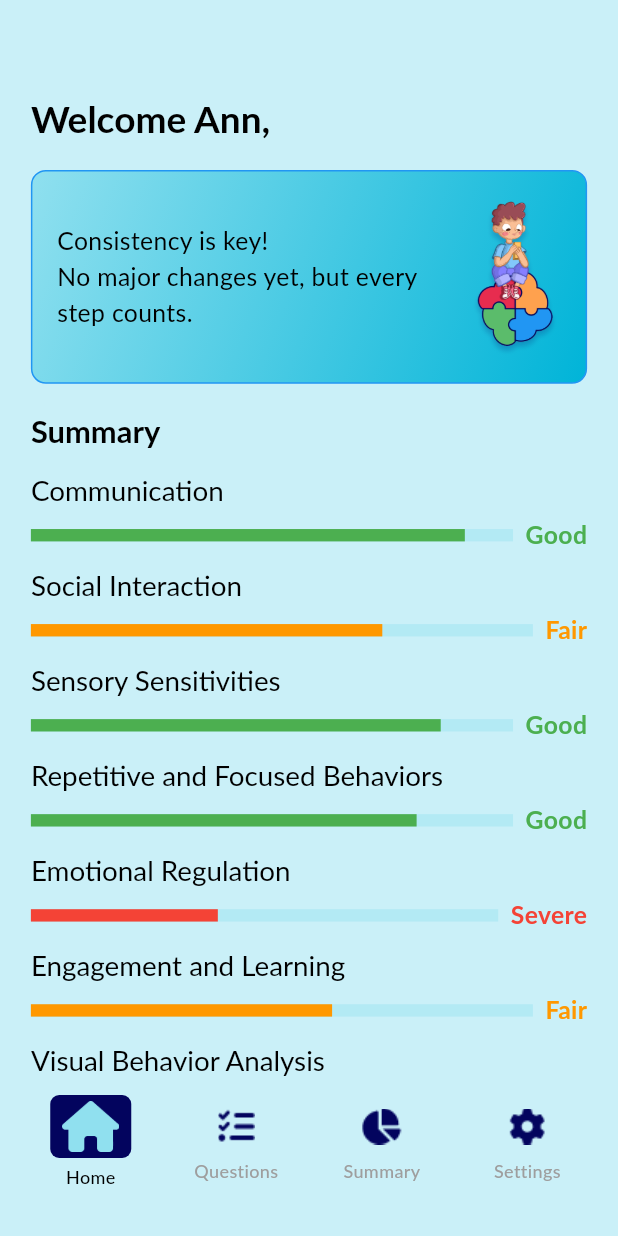
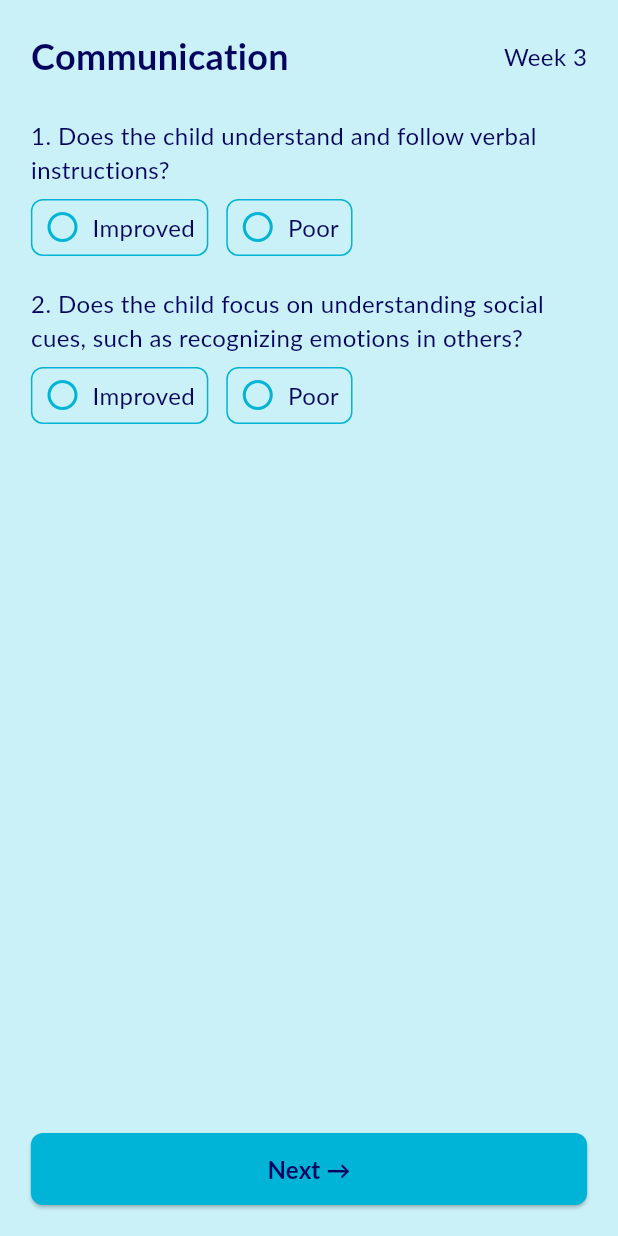
Before and after one commit to thelllmike/asd_detection_flutter, a Flutter app: the screen it shows after launch, on a phone screen of 412 x 824 dp. Run offline on Flutter 3.47's test engine with Material 3 defaults, Android fonts, the phone set to English and light mode, and no system bars; Roboto replaces fonts that are missing (Lato).

Commit message:
qustion screen done

```diff
--- /dev/null
+++ b/lib/screens/QuestionsScreen.dart
@@ -0,0 +1,179 @@
+import 'package:flutter/material.dart';
+import 'package:asd_detection_flutter/theme/colors.dart';
+
+class QuestionsScreen extends StatefulWidget {
+  const QuestionsScreen({super.key});
+
+  @override
+  _QuestionsScreenState createState() => _QuestionsScreenState();
+}
+
+class _QuestionsScreenState extends State<QuestionsScreen> {
+  Map<int, String> selectedAnswers = {};
+
+  @override
+  Widget build(BuildContext context) {
+    double screenWidth = MediaQuery.of(context).size.width;
+
+    return Scaffold(
+      backgroundColor: AppColors.backgroundColor,
+      body: Padding(
+        padding: EdgeInsets.all(screenWidth * 0.05), // Responsive padding
+        child: Column(
+          crossAxisAlignment: CrossAxisAlignment.start,
+          children: [
+            /// **Header Row** (Title + Week)
+            Row(
+              mainAxisAlignment: MainAxisAlignment.spaceBetween,
+              children: [
+                Text(
+                  'Communication',
+                  style: TextStyle(
+                    fontSize: 24,
+                    fontWeight: FontWeight.bold,
+                    color: AppColors.darkBlue,
+                  ),
+                ),
+                Text(
+                  'Week 3',
+                  style: TextStyle(
+                    fontSize: 16,
+                    color: AppColors.darkBlue,
+                  ),
+                ),
+              ],
+            ),
+
+            const SizedBox(height: 24),
+
+            /// **Question 1**
+            _buildQuestion(
+              1,
+              'Does the child understand and follow verbal instructions?',
+            ),
+
+            /// **Question 2**
+            _buildQuestion(
+              2,
+              'Does the child focus on understanding social cues, such as recognizing emotions in others?',
+            ),
+
+            /// **Spacer** pushes the button to the bottom
+            const Spacer(),
+
+            /// **Next Button**
+            SizedBox(
+              width: double.infinity,
+              height: 48,
+              child: ElevatedButton(
+                onPressed: () {
+                  // Handle Next button
+                },
+                style: ElevatedButton.styleFrom(
+                  backgroundColor: AppColors.primaryColor, // #00B4D8
+                  shape: RoundedRectangleBorder(
+                    borderRadius: BorderRadius.circular(8),
+                  ),
+                ),
+                child: Text(
+                  'Next →',
+                  style: TextStyle(
+                    fontSize: 16,
+                    fontWeight: FontWeight.bold,
+                    color: AppColors.darkBlue, // #03045E
+                  ),
+                ),
+              ),
+            ),
+          ],
+        ),
+      ),
+    );
+  }
+
+  /// **Question Widget** (question text + row of options)
+  Widget _buildQuestion(int index, String question) {
+    return Padding(
+      padding: const EdgeInsets.only(bottom: 20),
+      child: Column(
+        crossAxisAlignment: CrossAxisAlignment.start,
+        children: [
+          /// Question Text
+          Text(
+            '$index. $question',
+            style: TextStyle(
+              fontSize: 16,
+              color: AppColors.darkBlue,
+            ),
+          ),
+          const SizedBox(height: 8),
+
+          /// **Row of Options** (Improved, Poor)
+          Row(
+            children: [
+              /// 1st Option
+              Flexible(
+                child: _buildOption(index, 'Improved'),
+              ),
+              const SizedBox(width: 12),
+
+              /// 2nd Option
+              Flexible(
+                child: _buildOption(index, 'Poor'),
+              ),
+            ],
+          ),
+        ],
+      ),
+    );
+  }
+
+  /// **Option Button Widget** (Radio + label)
+  Widget _buildOption(int questionIndex, String label) {
+    bool isSelected = selectedAnswers[questionIndex] == label;
+
+    return GestureDetector(
+      onTap: () {
+        setState(() {
+          selectedAnswers[questionIndex] = label;
+        });
+      },
+      child: Container(
+        // Removed fixed width, so it can shrink/expand as needed
+        padding: const EdgeInsets.symmetric(horizontal: 8, vertical: 6),
+        decoration: BoxDecoration(
+          color: isSelected
+              ? AppColors.primaryColor.withOpacity(0.2)
+              : Colors.transparent,
+          border: Border.all(
+            color: AppColors.primaryColor, // #00B4D8
+            width: 1,
+          ),
+          borderRadius: BorderRadius.circular(8),
+        ),
+        child: Row(
+          mainAxisSize: MainAxisSize.min,
+          children: [
+            Icon(
+              isSelected
+                  ? Icons.radio_button_checked
+                  : Icons.radio_button_off,
+              color: AppColors.primaryColor,
+            ),
+            const SizedBox(width: 8),
+            Flexible(
+              child: Text(
+                label,
+                style: TextStyle(
+                  color: AppColors.darkBlue, // #03045E
+                  fontSize: 16,
+                ),
+                overflow: TextOverflow.ellipsis,
+              ),
+            ),
+          ],
+        ),
+      ),
+    );
+  }
+}
--- a/lib/screens/splash_screen.dart
+++ b/lib/screens/splash_screen.dart
@@ -1,4 +1,5 @@
 import 'package:asd_detection_flutter/screens/ProgressSummaryScreen.dart';
+import 'package:asd_detection_flutter/screens/QuestionsScreen.dart';
 import 'package:asd_detection_flutter/theme/theme.dart';
 import 'package:asd_detection_flutter/theme/colors.dart';
 import 'package:flutter/material.dart';
@@ -18,7 +19,7 @@ class _SplashScreenState extends State<SplashScreen> {
     Timer(const Duration(seconds: 3), () {
       Navigator.of(context).pushReplacement(
         PageRouteBuilder(
-          pageBuilder: (context, animation, secondaryAnimation) => const ProgressSummaryScreen(),
+          pageBuilder: (context, animation, secondaryAnimation) => const QuestionsScreen(),
           transitionsBuilder: (context, animation, secondaryAnimation, child) {
             return FadeTransition(opacity: animation, child: child);
           },
```
